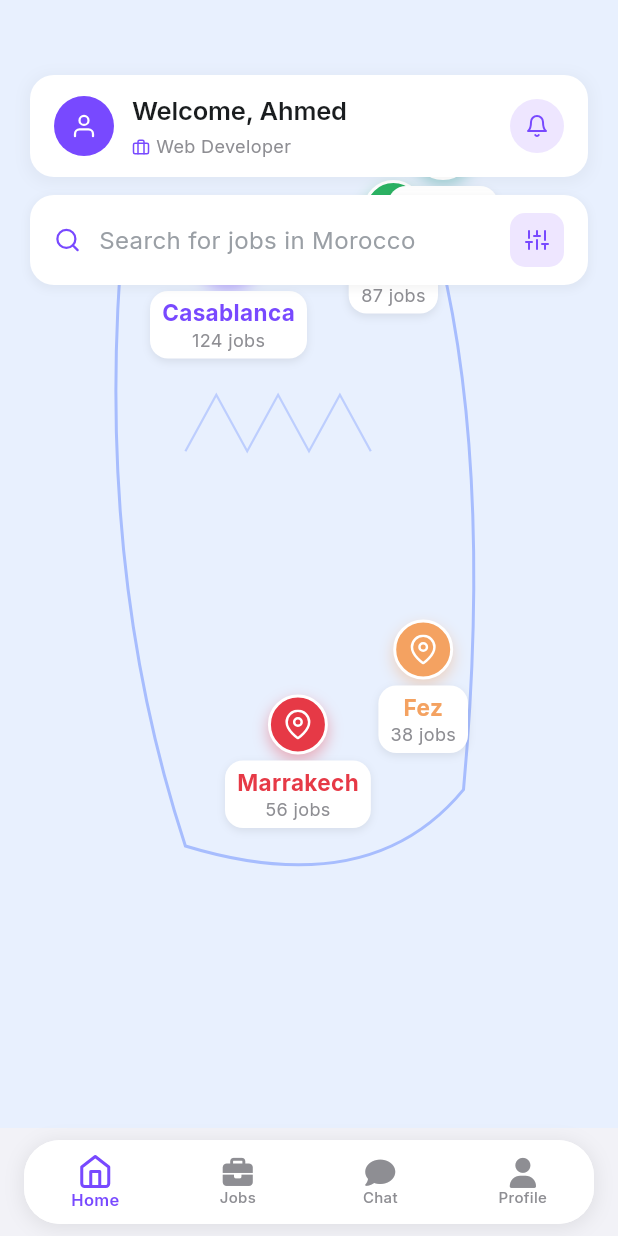
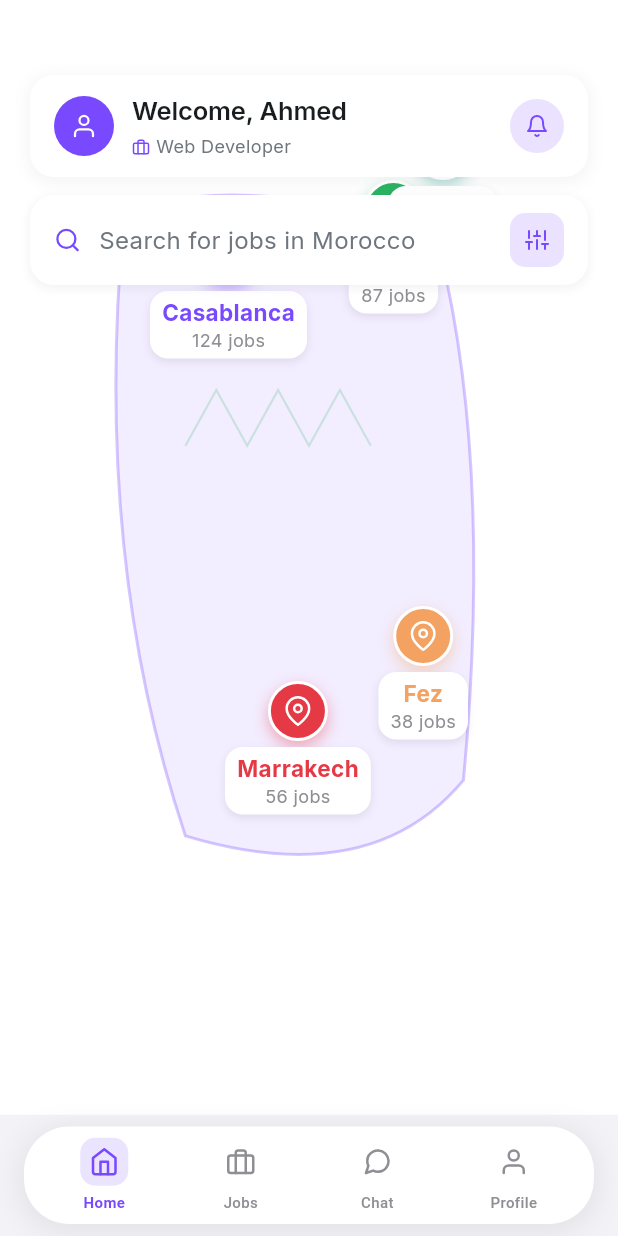
Before and after one commit to ConnectiWork/connecti-work-flutter-ui, a Flutter app: the screen it shows after launch, on a phone screen of 412 x 824 dp. Run offline on Flutter 3.47's test engine with Material 3 defaults, Android fonts, the phone set to English and light mode, and no system bars; our stand-ins replace card_swiper, feather_icons, flutter_dotenv, flutter_rating_bar, font_awesome_flutter, google_fonts.

Commit message:
Fix nav bar

```diff
--- a/lib/screens/home_screen.dart
+++ b/lib/screens/home_screen.dart
@@ -21,6 +21,7 @@
   @override
   Widget build(BuildContext context) {
     return Scaffold(
+      backgroundColor: Colors.white,
       body: Stack(
         children: [
           // Morocco Map
@@ -30,8 +31,6 @@
             child: MoroccoMap(onLocationSelected: _onLocationSelected),
           ),
 
-          // No overlay needed
-
           // Top Bar with User Stats
           Positioned(
             top: 50,
@@ -40,6 +39,7 @@
             child: CustomCard(
               elevation: 2,
               borderRadius: 16,
+              backgroundColor: Colors.white,
               padding: const EdgeInsets.symmetric(horizontal: 16, vertical: 12),
               child: Row(
                 children: [
@@ -65,6 +65,7 @@
                           'Welcome, Ahmed',
                           style: AppTextStyles.bodyLarge.copyWith(
                             fontWeight: FontWeight.w600,
+                            color: AppColors.textPrimary,
                           ),
                         ),
                         const SizedBox(height: 4),
@@ -76,7 +77,12 @@
                               size: 12,
                             ),
                             const SizedBox(width: 4),
-                            Text('Web Developer', style: AppTextStyles.caption),
+                            Text(
+                              'Web Developer',
+                              style: AppTextStyles.caption.copyWith(
+                                color: AppColors.textSecondary,
+                              ),
+                            ),
                           ],
                         ),
                       ],
@@ -86,7 +92,7 @@
                     width: 36,
                     height: 36,
                     decoration: BoxDecoration(
-                      color: AppColors.primaryLight,
+                      color: AppColors.primary.withAlpha(40),
                       shape: BoxShape.circle,
                     ),
                     child: const Icon(
@@ -108,6 +114,7 @@
             child: CustomCard(
               elevation: 1,
               borderRadius: 16,
+              backgroundColor: Colors.white,
               padding: const EdgeInsets.symmetric(horizontal: 16, vertical: 12),
               child: Row(
                 children: [
@@ -121,7 +128,7 @@
                     child: Text(
                       'Search for jobs in Morocco',
                       style: AppTextStyles.bodyMedium.copyWith(
-                        color: AppColors.textLight,
+                        color: AppColors.textSecondary,
                       ),
                     ),
                   ),
@@ -129,7 +136,7 @@
                     width: 36,
                     height: 36,
                     decoration: BoxDecoration(
-                      color: AppColors.primaryLight,
+                      color: AppColors.primary.withAlpha(40),
                       borderRadius: BorderRadius.circular(10),
                     ),
                     child: const Icon(
--- a/lib/widgets/bottom_nav_bar.dart
+++ b/lib/widgets/bottom_nav_bar.dart
@@ -1,8 +1,6 @@
 import 'package:flutter/material.dart';
 import 'package:feather_icons/feather_icons.dart';
-import 'package:font_awesome_flutter/font_awesome_flutter.dart';
 import '../theme/app_colors.dart';
-import '../theme/app_text_styles.dart';
 
 class BottomNavBar extends StatelessWidget {
   final int currentIndex;
@@ -18,71 +16,78 @@
   Widget build(BuildContext context) {
     return Container(
       margin: const EdgeInsets.symmetric(horizontal: 16, vertical: 8),
+      height: 65,
       decoration: BoxDecoration(
         color: Colors.white,
-        borderRadius: BorderRadius.circular(24),
+        borderRadius: BorderRadius.circular(30),
         boxShadow: [
           BoxShadow(
-            color: AppColors.shadow.withAlpha(20),
-            blurRadius: 10,
-            offset: const Offset(0, 2),
-            spreadRadius: 1,
+            color: AppColors.dark.withAlpha(20),
+            blurRadius: 15,
+            offset: const Offset(0, 3),
+            spreadRadius: 2,
           ),
         ],
       ),
       child: ClipRRect(
-        borderRadius: BorderRadius.circular(24),
-        child: BottomNavigationBar(
-          currentIndex: currentIndex,
-          onTap: onTap,
-          type: BottomNavigationBarType.fixed,
-          backgroundColor: Colors.white,
-          selectedItemColor: AppColors.primary,
-          unselectedItemColor: AppColors.systemGray,
-          selectedLabelStyle: AppTextStyles.caption.copyWith(
-            fontWeight: FontWeight.w600,
-            fontSize: 11,
-          ),
-          unselectedLabelStyle: AppTextStyles.caption.copyWith(
-            fontWeight: FontWeight.w500,
-            fontSize: 10,
-          ),
-          elevation: 0,
-          showSelectedLabels: true,
-          showUnselectedLabels: true,
-          landscapeLayout: BottomNavigationBarLandscapeLayout.centered,
-          items: const [
-            BottomNavigationBarItem(
-              icon: Icon(FeatherIcons.home),
-              activeIcon: Icon(FeatherIcons.home, color: AppColors.primary),
-              label: 'Home',
+        borderRadius: BorderRadius.circular(30),
+        child: Row(
+          mainAxisAlignment: MainAxisAlignment.spaceEvenly,
+          children: [
+            _buildNavItem(FeatherIcons.home, 'Home', 0),
+            _buildNavItem(FeatherIcons.briefcase, 'Jobs', 1),
+            _buildNavItem(FeatherIcons.messageCircle, 'Chat', 2),
+            _buildNavItem(FeatherIcons.user, 'Profile', 3),
+          ],
+        ),
+      ),
+    );
+  }
+
+  Widget _buildNavItem(IconData icon, String label, int index) {
+    final bool isSelected = currentIndex == index;
+
+    // Determine colors based on selection state and index
+    final Color iconColor =
+        isSelected
+            ? (index == 3 ? AppColors.accent : AppColors.primary)
+            : AppColors.systemGray;
+
+    final Color bgColor =
+        isSelected
+            ? (index == 3
+                ? AppColors.accent.withAlpha(38)
+                : AppColors.primary.withAlpha(38))
+            : Colors.transparent;
+
+    final Color textColor =
+        isSelected
+            ? (index == 3 ? AppColors.accent : AppColors.primary)
+            : AppColors.systemGray;
+
+    return InkWell(
+      onTap: () => onTap(index),
+      child: SizedBox(
+        width: 75,
+        child: Column(
+          mainAxisAlignment: MainAxisAlignment.center,
+          children: [
+            Container(
+              padding: const EdgeInsets.all(6),
+              decoration: BoxDecoration(
+                color: bgColor,
+                borderRadius: BorderRadius.circular(10),
+              ),
+              child: Icon(icon, color: iconColor, size: 20),
             ),
-            BottomNavigationBarItem(
-              icon: Icon(FontAwesomeIcons.briefcase, size: 20),
-              activeIcon: Icon(
-                FontAwesomeIcons.briefcase,
-                color: AppColors.primary,
-                size: 20,
+            const SizedBox(height: 4),
+            Text(
+              label,
+              style: TextStyle(
+                color: textColor,
+                fontSize: 10,
+                fontWeight: isSelected ? FontWeight.w600 : FontWeight.w500,
               ),
-              label: 'Jobs',
-            ),
-            BottomNavigationBarItem(
-              icon: Icon(FontAwesomeIcons.solidComment, size: 20),
-              activeIcon: Icon(
-                FontAwesomeIcons.solidComment,
-                color: AppColors.primary,
-                size: 20,
-              ),
-              label: 'Chat',
-            ),
-            BottomNavigationBarItem(
-              icon: Icon(FontAwesomeIcons.solidUser, size: 20),
-              activeIcon: Icon(
-                FontAwesomeIcons.solidUser,
-                color: AppColors.primary,
-                size: 20,
-              ),
-              label: 'Profile',
             ),
           ],
         ),
--- a/lib/widgets/morocco_map.dart
+++ b/lib/widgets/morocco_map.dart
@@ -9,12 +9,12 @@
   void paint(Canvas canvas, Size size) {
     final Paint paint =
         Paint()
-          ..color = const Color(0x19E6EDFF) // Light blue with alpha
+          ..color = const Color(0x197849FF) // Purple with alpha
           ..style = PaintingStyle.fill;
 
     final Paint borderPaint =
         Paint()
-          ..color = const Color(0x4D1246FF) // Primary blue with alpha
+          ..color = const Color(0x4D7849FF) // Purple with alpha
           ..style = PaintingStyle.stroke
           ..strokeWidth = 2.0;
 
@@ -63,7 +63,7 @@
     // Draw some decorative elements (mountains, etc.)
     final mountainPaint =
         Paint()
-          ..color = const Color(0x331246FF) // Primary blue with 20% alpha
+          ..color = const Color(0x332BB363) // Green with 20% alpha
           ..style = PaintingStyle.stroke
           ..strokeWidth = 1.5;
 
@@ -94,7 +94,7 @@
   @override
   Widget build(BuildContext context) {
     return Container(
-      color: const Color(0xFFE8F0FE),
+      color: Colors.white,
       child: Stack(
         children: [
           // Custom drawn map background
```
Also changed, not shown: lib/screens/chat_screen.dart (+41 -39 lines), lib/screens/swipe_screen.dart (+31 -64 lines).
